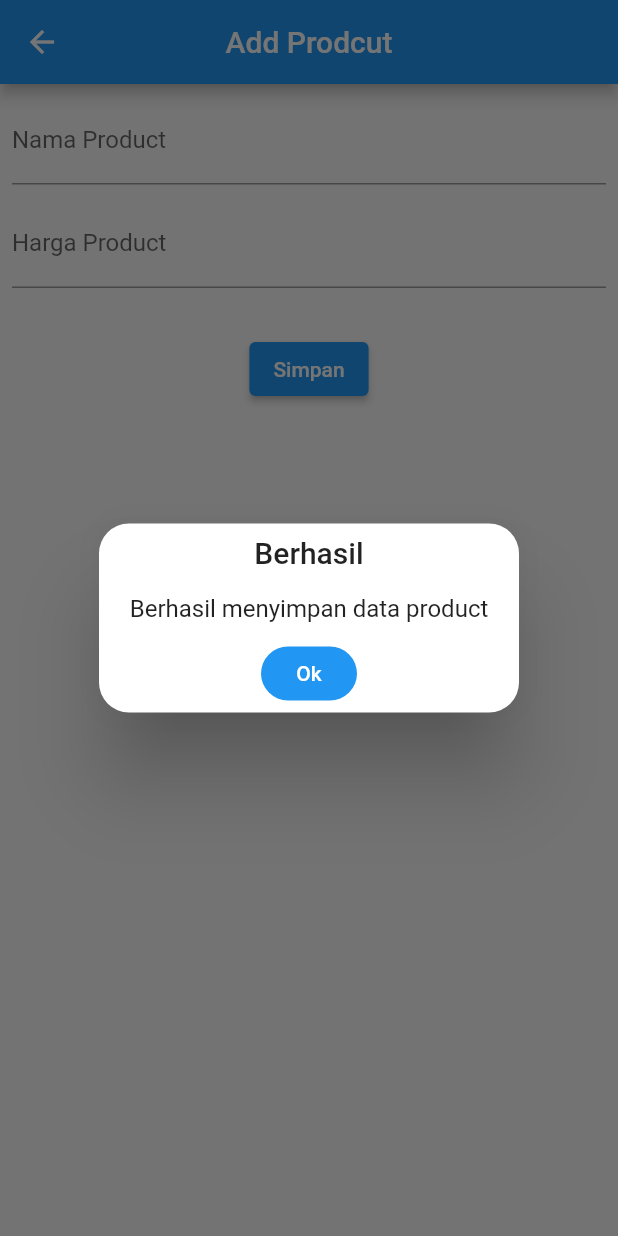
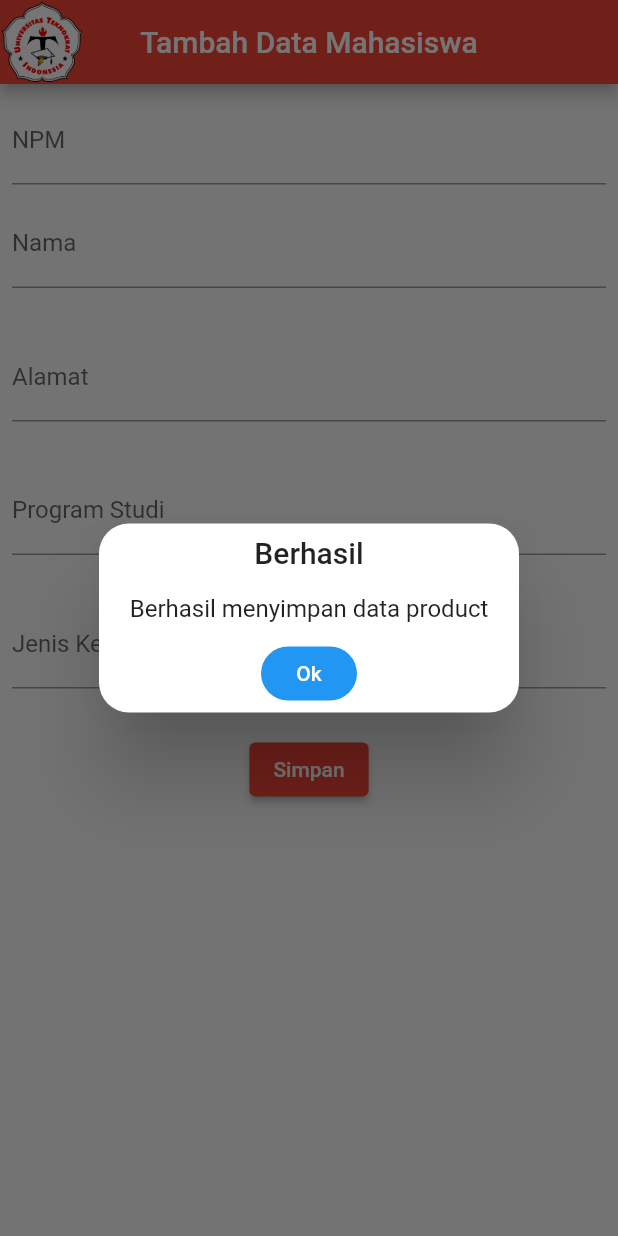
Before and after one commit to eemrahman/uts_21312027, a Flutter app: the AddProductView screen opened by its route, after a tap on "Simpan", on a phone screen of 412 x 824 dp. Run offline on Flutter 3.47's test engine with Material 2 defaults, Android fonts, the phone set to English and light mode, and no system bars; our stand-ins replace cloud_firestore, firebase_auth, firebase_core, get, google_sign_in; missing offline and left inert: auth; accounts and stored records are empty; network calls fail.

Commit message:
commit uts

```diff
--- a/lib/app/modules/add_product/controllers/add_product_controller.dart
+++ b/lib/app/modules/add_product/controllers/add_product_controller.dart
@@ -5,24 +5,33 @@ import 'package:get/get.dart';
 class AddProductController extends GetxController {
 
   late TextEditingController cNama;
-  late TextEditingController cHarga;
+  late TextEditingController cNPM;
+  late TextEditingController cAlamat;
+  late TextEditingController cProgramStudi;
+  late TextEditingController cJK;
 
   FirebaseFirestore firestore = FirebaseFirestore.instance;
 
-  void addProduct(String nama, String harga) async{
-    CollectionReference products = firestore.collection('products');
+  void addProduct(String npm, String nama, String alamat, String program_studi, String jk) async{
+    CollectionReference products = firestore.collection('mahasiswa');
 
     try{
       await products.add({
-        "name":nama,
-        "price":harga,
+        "nama" : nama,
+        "npm" : npm,
+        "alamat" : alamat,
+        "program_studi" : program_studi,
+        "jk" : jk,
         });
         Get.defaultDialog(
           title: "Berhasil",
           middleText: "Berhasil menyimpan data product",
           onConfirm: () {
+            cNPM.clear();
             cNama.clear();
-            cHarga.clear();
+           cAlamat.clear();
+            cProgramStudi.clear();
+            cJK.clear();
             Get.back();
             Get.back();
             textConfirm: "OK";
@@ -30,22 +39,33 @@ class AddProductController extends GetxController {
         );
     }catch(e){
 
+        print(e);
+        Get.defaultDialog(
+        title: "Terjadi kesalahan",
+        middleText: "Gagal Menambahkan Product.",
+        );
     }
   }
 
   @override
   void onInit() {
     // TODO: implement onInit
-    cNama = TextEditingController();
-    cHarga = TextEditingController();
+  cNPM = TextEditingController();
+  cNama=TextEditingController();
+  cAlamat=TextEditingController();
+  cProgramStudi=TextEditingController();
+  cJK=TextEditingController();
     super.onInit();
   }
 
   @override
   void onClose() {
     // TODO: implement onClose
+    cNPM.dispose();
     cNama.dispose();
-    cHarga.dispose();
+    cAlamat.dispose();
+    cProgramStudi.dispose();
+    cJK.dispose();
     super.onClose();
   }
 }
--- a/lib/app/modules/add_product/views/add_product_view.dart
+++ b/lib/app/modules/add_product/views/add_product_view.dart
@@ -10,38 +10,74 @@ class AddProductView extends GetView<AddProductController> {
   Widget build(BuildContext context) {
     return Scaffold(
       appBar: AppBar(
-        title: const Text('Add Prodcut'),
+        title: const Text('Tambah Data Mahasiswa'),
         centerTitle: true,
+        leading: Image.asset(
+            'assets/teknokrat.png'),
+            backgroundColor: Colors.red,
       ),
       body: Padding(
         padding: EdgeInsets.all(8),
         child: Column(
           children: [
             TextField(
-              controller: controller.cNama,
+              controller: controller.cNPM,
               autocorrect: false,
               textInputAction: TextInputAction.next,
-              decoration: InputDecoration(labelText: "Nama Product"),
+              decoration: InputDecoration(labelText: "NPM"),
             ),
             SizedBox(
               height: 10,
             ),
             TextField(
-              controller: controller.cHarga,
+              controller: controller.cNama,
               autocorrect: false,
-              textInputAction: TextInputAction.done,
-              keyboardType: TextInputType.number,
-              decoration: InputDecoration(labelText: "Harga Product"),
+              textInputAction: TextInputAction.next,
+              decoration: InputDecoration(labelText: "Nama"),
+            ),
+            SizedBox(
+              height: 30,
+            ),
+            TextField(
+              controller: controller.cAlamat,
+              autocorrect: false,
+              textInputAction: TextInputAction.next,
+              decoration: InputDecoration(labelText: "Alamat"),
+            ),
+            SizedBox(
+              height: 30,
+            ),
+            TextField(
+              controller: controller.cProgramStudi,
+              autocorrect: false,
+              textInputAction: TextInputAction.next,
+              decoration: InputDecoration(labelText: "Program Studi"),
+            ),
+            SizedBox(
+              height: 30,
+            ),
+            TextField(
+              controller: controller.cJK,
+              autocorrect: false,
+              textInputAction: TextInputAction.next,
+              decoration: InputDecoration(labelText: "Jenis Kelamin"),
             ),
             SizedBox(
               height: 30,
             ),
             ElevatedButton(
               onPressed: ()=> controller.addProduct(
+                controller.cNPM.text,
                 controller.cNama.text,
-                controller.cHarga.text,
+                controller.cAlamat.text,
+                controller.cProgramStudi.text,
+                controller.cJK.text,
               ),
-              child: Text("Simpan")
+              child: Text("Simpan"),
+               style: ElevatedButton.styleFrom(
+                  backgroundColor: Colors.red,
+                  foregroundColor: Colors.white,
+              ),
               ),
           ],
         ),
--- a/lib/app/modules/home/controllers/home_controller.dart
+++ b/lib/app/modules/home/controllers/home_controller.dart
@@ -7,18 +7,18 @@ class HomeController extends GetxController {
   FirebaseFirestore firestore = FirebaseFirestore.instance;
 
   Future<QuerySnapshot<Object?>> GetData() async{
-    CollectionReference products = firestore.collection('products');
+    CollectionReference products = firestore.collection('mahasiswa');
 
     return products.get();
   }
 
   Stream<QuerySnapshot<Object?>> streamData(){
-    CollectionReference products = firestore.collection('products');
+    CollectionReference products = firestore.collection('mahasiswa');
     return products.snapshots();
   }
 
   void deleteProduct(String id){
-    DocumentReference docRef = firestore.collection("products").doc(id);
+    DocumentReference docRef = firestore.collection("mahasiswa").doc(id);
 
     try{
       Get.defaultDialog(
--- a/lib/app/modules/home/views/home_view.dart
+++ b/lib/app/modules/home/views/home_view.dart
@@ -44,8 +44,11 @@ class HomeView extends GetView<HomeController> {
   Widget build(BuildContext context) {
     return Scaffold(
       appBar: AppBar(
-          title: const Text('Data Product'),
+          leading: Image.asset(
+            'assets/teknokrat.png'),
+          title: const Text('Data Mahasiswa'),
           centerTitle: true,
+          backgroundColor: Colors.red,
           actions: [
             IconButton(
               onPressed: () => cAuth.logout(),
@@ -90,9 +93,9 @@ class HomeView extends GetView<HomeController> {
                   backgroundColor: Colors.white,
                 ),
                 title: Text(
-                    "${(listAllDocs[index].data() as Map<String, dynamic>)["name"]}"),
+                    "${(listAllDocs[index].data() as Map<String, dynamic>)["nama"]}"),
                 subtitle: Text(
-                    "${(listAllDocs[index].data() as Map<String, dynamic>)["price"]}"),
+                    "${(listAllDocs[index].data() as Map<String, dynamic>)["npm"]}"),
                 trailing: IconButton(
                   onPressed: () => showOption(listAllDocs[index].id),
                   icon: Icon(Icons.more_vert),
@@ -106,7 +109,7 @@ class HomeView extends GetView<HomeController> {
         },
       ),
       floatingActionButton: FloatingActionButton(onPressed: () => Get.toNamed(Routes.ADD_PRODUCT),
-      child: Icon(Icons.add),),
+      child: Icon(Icons.add), backgroundColor: Colors.red,),
     );
   }
 }
--- a/lib/app/modules/reset_password/views/reset_password_view.dart
+++ b/lib/app/modules/reset_password/views/reset_password_view.dart
@@ -14,6 +14,9 @@ class ResetPasswordView extends GetView<ResetPasswordController> {
   Widget build(BuildContext context) {
     return Scaffold(
       appBar: AppBar(
+        leading: Image.asset(
+            'assets/teknokrat.png'),
+            backgroundColor: Colors.red,
         title: const Text('Reset Password'),
         centerTitle: true,
       ),
--- a/lib/app/modules/signup/views/signup_view.dart
+++ b/lib/app/modules/signup/views/signup_view.dart
@@ -12,6 +12,9 @@ class SignupView extends GetView<SignupController> {
   Widget build(BuildContext context) {
     return Scaffold(
       appBar: AppBar(
+        leading: Image.asset(
+            'assets/teknokrat.png'),
+            backgroundColor: Colors.red,
         title: const Text('Signup View'),
         centerTitle: true,
       ),
--- a/lib/app/modules/update_product/controllers/update_product_controller.dart
+++ b/lib/app/modules/update_product/controllers/update_product_controller.dart
@@ -5,30 +5,39 @@ import 'package:get/get.dart';
 
 class UpdateProductController extends GetxController {
   late TextEditingController cNama;
-  late TextEditingController cHarga;
+  late TextEditingController cNPM;
+  late TextEditingController cAlamat;
+  late TextEditingController cProgramStudi;
+  late TextEditingController cJK;
 
   FirebaseFirestore firestore = FirebaseFirestore.instance;
 
   Future<DocumentSnapshot<Object?>> getData(String id) async{
-    DocumentReference docRef = firestore.collection("products").doc(id);
+    DocumentReference docRef = firestore.collection("mahasiswa").doc(id);
 
     return docRef.get();
   }
 
-  void updateProduct(String nama, String harga, String id) async {
-    DocumentReference productById = firestore.collection("products").doc(id);
+  void updateProduct(String npm, String nama, String alamat, String program_studi, String jk, String id) async {
+    DocumentReference productById = firestore.collection("mahasiswa").doc(id);
     try {
       await productById.update({
-        "name" : nama,
-        "price" : harga,
+        "nama" : nama,
+        "npm" : npm,
+        "alamat" : alamat,
+        "program_studi" : program_studi,
+        "jk" : jk,
       });
 
       Get.defaultDialog(
         title: "Berhasil",
-        middleText: "Berhasil mengubah data product.",
+        middleText: "Berhasil mengubah data Mahasiswa.",
         onConfirm: () {
+          cNPM.clear();
           cNama.clear();
-          cHarga.clear();
+          cAlamat.clear();
+          cProgramStudi.clear();
+          cJK.clear();
           Get.back();
           Get.back();
         },
@@ -39,22 +48,28 @@ class UpdateProductController extends GetxController {
       print(e);
       Get.defaultDialog(
         title: "Terjadi kesalahan",
-        middleText: "Gagal Menambahkan Product.",
+        middleText: "Gagal Mengubah Product.",
       );
     }
   }
 
   @override
   void onInit(){
-  cNama = TextEditingController();
-  cHarga=TextEditingController();
+  cNPM = TextEditingController();
+  cNama=TextEditingController();
+  cAlamat=TextEditingController();
+  cProgramStudi=TextEditingController();
+  cJK=TextEditingController();
   super.onInit();
   }
 
   void onClose() {
 
+    cNPM.dispose();
     cNama.dispose();
-    cHarga.dispose();
+    cAlamat.dispose();
+    cProgramStudi.dispose();
+    cJK.dispose();
     super.onClose();
   }
 }
--- a/lib/main.dart
+++ b/lib/main.dart
@@ -6,6 +6,8 @@ import 'package:project_get/app/controllers/auth_controller.dart';
 import 'app/routes/app_pages.dart';
 import 'app/utils/loading.dart';
 import 'firebase_options.dart';
+import 'package:google_sign_in/google_sign_in.dart';
+
 
 
 void main() async {
--- a/pubspec.yaml
+++ b/pubspec.yaml
@@ -14,6 +14,7 @@ dependencies:
   firebase_auth: ^4.7.2
   auth: ^8.2.0+02
   cloud_firestore: ^4.9.0
+  google_sign_in: ^5.4.4
 
 dev_dependencies:
   flutter_lints: ^2.0.0
@@ -22,3 +23,5 @@ dev_dependencies:
 
 flutter:
   uses-material-design: true
+  assets:
+    - assets/teknokrat.png
```
Also changed, not shown: lib/app/controllers/auth_controller.dart (+33 -0 lines), lib/app/modules/login/views/login_view.dart (+23 -2 lines), lib/app/modules/update_product/views/update_product_view.dart (+45 -9 lines), assets/background.jpg (added), assets/teknokrat.png (added), pubspec.lock.
